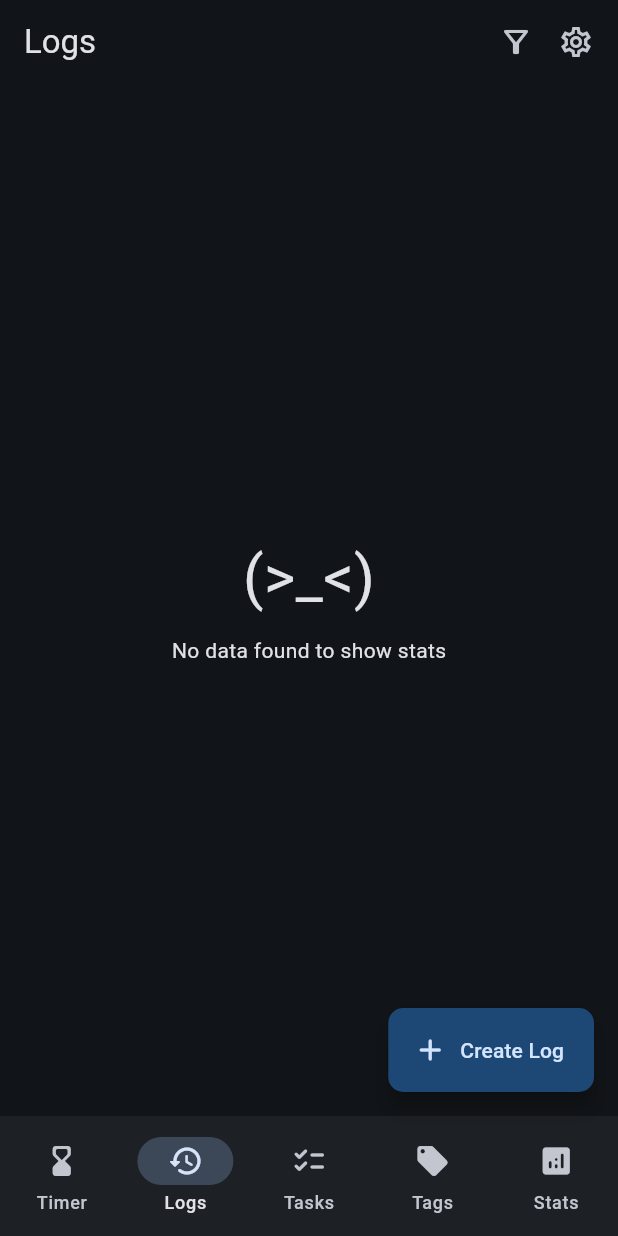
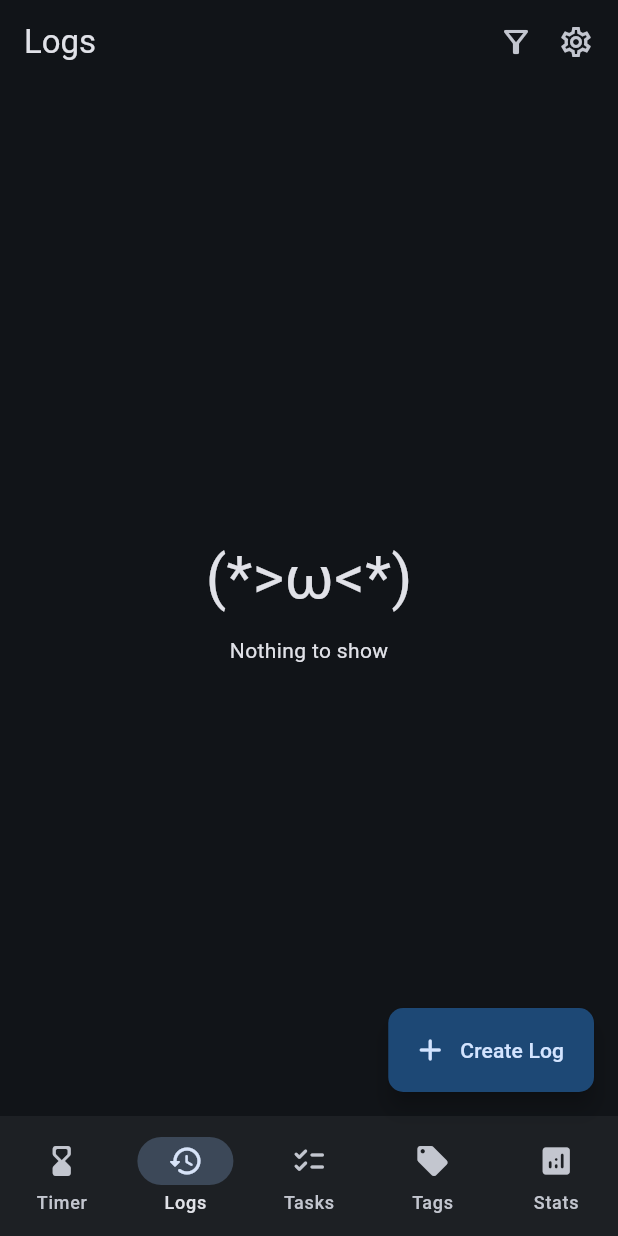
Before and after one commit to siddharthroy12/timebrew, a Flutter app: the screen it shows after launch, item 2 of the bottom bar chosen, on a phone screen of 412 x 824 dp. Run offline on Flutter 3.47's test engine with Material 2 defaults, Android fonts, the phone set to English and light mode, and no system bars; drawn by our look-alikes of dynamic_color; our stand-ins replace animated_flip_counter, file_picker, isar, permission_handler, syncfusion_flutter_charts; missing offline and left inert: side_sheet; accounts and stored records are empty; generated files the repository leaves out were written again.

Commit message:
Fixed nothing found message

```diff
--- a/lib/utils.dart
+++ b/lib/utils.dart
@@ -245,10 +245,8 @@ String getRandom404Emoji() {
     '˚ ▱ ˚',
     '(ಠ~ಠ)',
     '(つ﹏ <。)',
-    'UwU',
-    'OwO',
     '>w<',
-    'Sorry (◞‸◟ㆀ)',
+    '(◞‸◟ㆀ)',
     '◕︵◕',
     '˚‧º·(˃̣̣̥⌓˂̣̣̥)‧º·˚',
     '(.•̵̑⌓•̵̑ )',
--- a/lib/widgets/no_data_emoji.dart
+++ b/lib/widgets/no_data_emoji.dart
@@ -21,7 +21,7 @@ class NoDataEmoji extends StatelessWidget {
           const SizedBox(
             height: 10,
           ),
-          const Text('No data found to show stats')
+          const Text('Nothing to show')
         ],
       ),
     );
```
